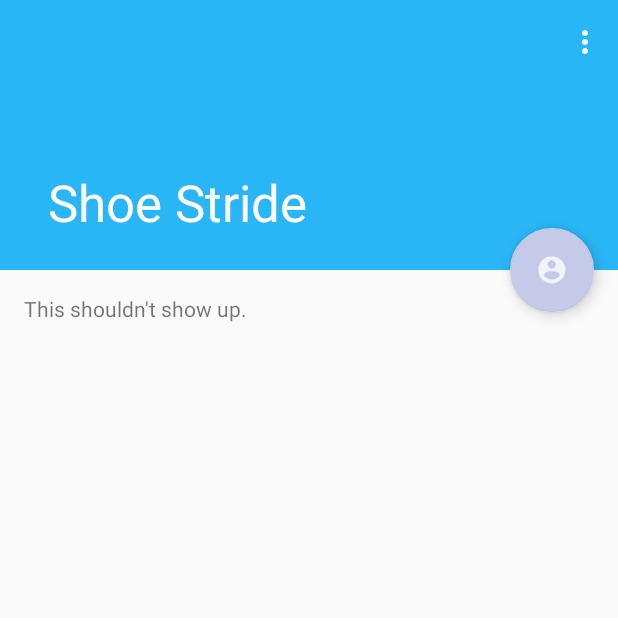
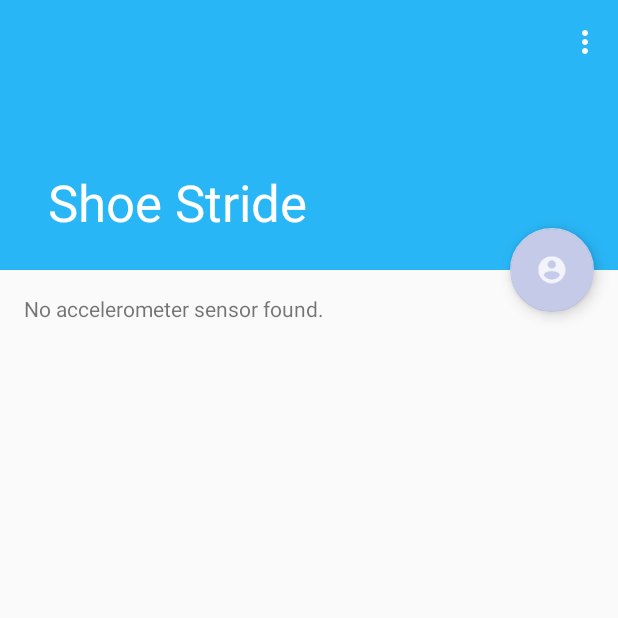
Before and after one commit to justAdevTV/ShoeStride, an Android app: the screen it shows after launch (MainActivity), on a phone screen of 412 x 824 dp, the top half of it. Run offline under Robolectric (Android 15) with nearby library versions, the phone set to English and light mode, and no system bars.

Commit message:
Enable step counting reset

```diff
--- a/app/src/main/java/io/brightgears/shoestride/shoestride/MainActivity.java
+++ b/app/src/main/java/io/brightgears/shoestride/shoestride/MainActivity.java
@@ -20,7 +20,8 @@ public class MainActivity extends AppCompatActivity implements SensorEventListen
 
     private SensorManager sensorManager;
     private TextView count;
-    boolean activityRunning;
+    boolean activityRunning, initialStep = true;
+    private float initialStepCount;
 
     @Override
     protected void onCreate(Bundle savedInstanceState) {
@@ -72,7 +73,7 @@ public class MainActivity extends AppCompatActivity implements SensorEventListen
         if (countSensor != null) {
             sensorManager.registerListener(this, countSensor, SensorManager.SENSOR_DELAY_UI);
         } else {
-            Toast.makeText(this, "Count sensor not available!", Toast.LENGTH_LONG).show();
+            Toast.makeText(this, "Accelerometer sensor not available!", Toast.LENGTH_LONG).show();
         }
 
     }
@@ -87,8 +88,12 @@ public class MainActivity extends AppCompatActivity implements SensorEventListen
 
     @Override
     public void onSensorChanged(SensorEvent event) {
+        if(initialStep) {
+            initialStep = false;
+            initialStepCount = event.values[0];
+        }
         if (activityRunning) {
-            count.setText(String.valueOf(event.values[0]));
+            count.setText(String.valueOf(event.values[0] - initialStepCount));
         }
 
     }
--- a/app/src/main/res/layout/content_main.xml
+++ b/app/src/main/res/layout/content_main.xml
@@ -8,6 +8,6 @@
     android:layout_height="match_parent" tools:context=".MainActivity">
 
     <TextView android:id="@+id/count" android:layout_width="wrap_content" android:layout_height="wrap_content"
-        android:layout_margin="@dimen/text_margin" android:text="@string/large_text" />
+        android:layout_margin="@dimen/text_margin" android:text="@string/no_sensor" />
 
 </android.support.v4.widget.NestedScrollView>
--- a/app/src/main/res/values/strings.xml
+++ b/app/src/main/res/values/strings.xml
@@ -1,7 +1,7 @@
 <resources>
     <string name="app_name">Shoe Stride</string>
-    <string name="large_text">
-        "This shouldn't show up."
+    <string name="no_sensor">
+        "No accelerometer sensor found."
     </string>
     <string name="action_settings">Settings</string>
 </resources>
```
